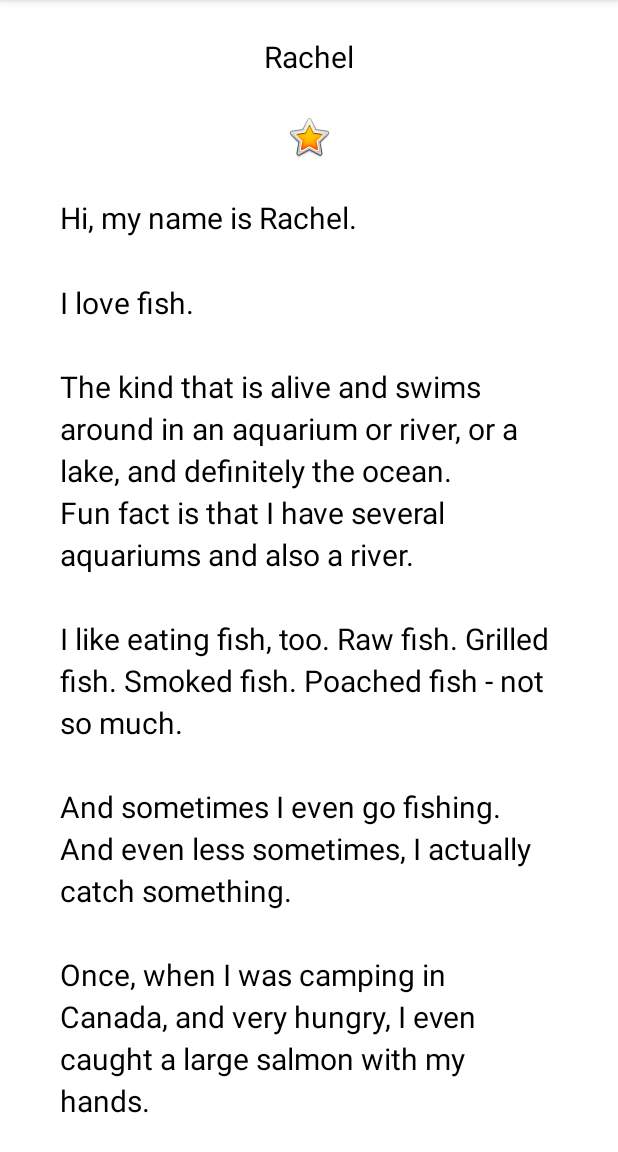
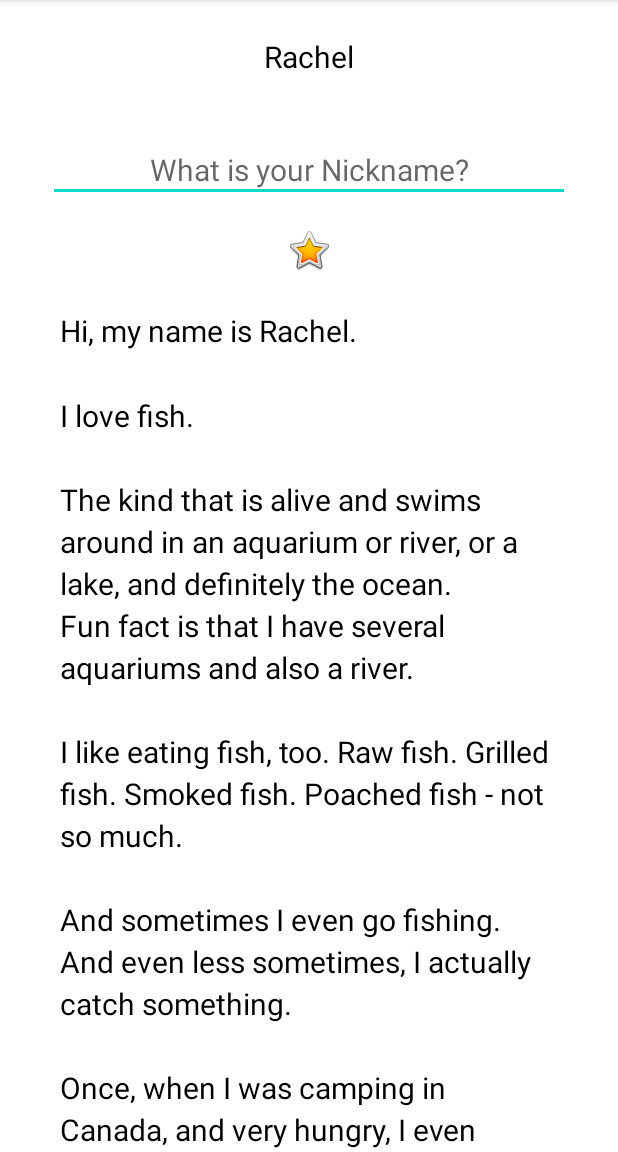
Before and after one commit to mengting-android-learning/AboutMe, an Android app: the screen it shows after launch (MainActivity), on a phone screen of 412 x 824 dp, the part 84-1236 px from its top. Run offline under Robolectric (Android 15) with nearby library versions, the phone set to English and light mode, and no system bars.

Commit message:
[feat]: add editText

```diff
--- a/app/src/main/res/layout/activity_main.xml
+++ b/app/src/main/res/layout/activity_main.xml
@@ -16,6 +16,17 @@
         android:text="@string/name"
         android:textAlignment="center"
         style="@style/NameStyle" />
+
+    <EditText
+        android:id="@+id/nickname_edit"
+        android:layout_width="match_parent"
+        android:layout_height="wrap_content"
+        android:ems="10"
+        android:inputType="textPersonName"
+        android:textAlignment="center"
+        android:hint="@string/what_is_your_nickname"
+        style="@style/NameStyle"/>
+
 
     <ScrollView
         android:id="@+id/bio_scroll"
--- a/app/src/main/res/values/strings.xml
+++ b/app/src/main/res/values/strings.xml
@@ -12,4 +12,5 @@
     \n\nOnce, when I was camping in Canada, and very hungry, I even caught a large salmon with my hands.
     \n\nI\'ll be happy to teach you how to make your own aquarium.
     \n\nYou should ask someone else about fishing, though.</string>
+    <string name="what_is_your_nickname">What is your Nickname?</string>
 </resources>
```
